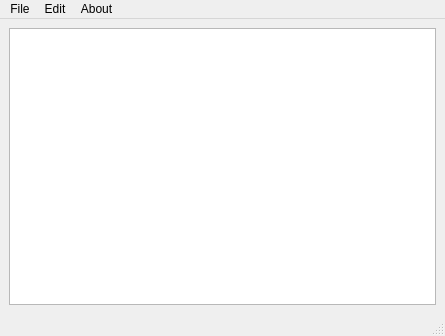
This is mainwindow.ui in Sandip7677/text_editor as Qt 5 draws it before an edit. The edited form follows.
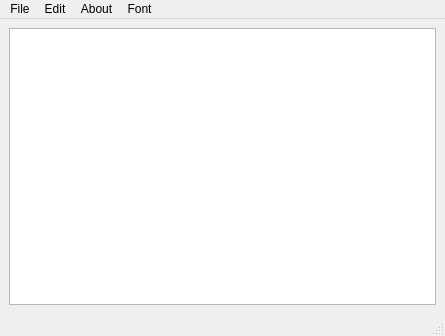
This is the edited form. Icons and pictures are not drawn.

Commit message: added font styling

```diff
--- a/mainwindow.ui
+++ b/mainwindow.ui
@@ -58,9 +58,16 @@
     </property>
     <addaction name="actionAbout_me"/>
    </widget>
+   <widget class="QMenu" name="menuFont">
+    <property name="title">
+     <string>Font</string>
+    </property>
+    <addaction name="actionfont_style"/>
+   </widget>
    <addaction name="menuFile"/>
    <addaction name="menuEdit"/>
    <addaction name="menuAbout"/>
+   <addaction name="menuFont"/>
   </widget>
   <widget class="QStatusBar" name="statusbar"/>
   <action name="actionNew">
```
Left out of the diff: 9 changed lines with no effect on the pictures. The commit also changes 5 other files.
